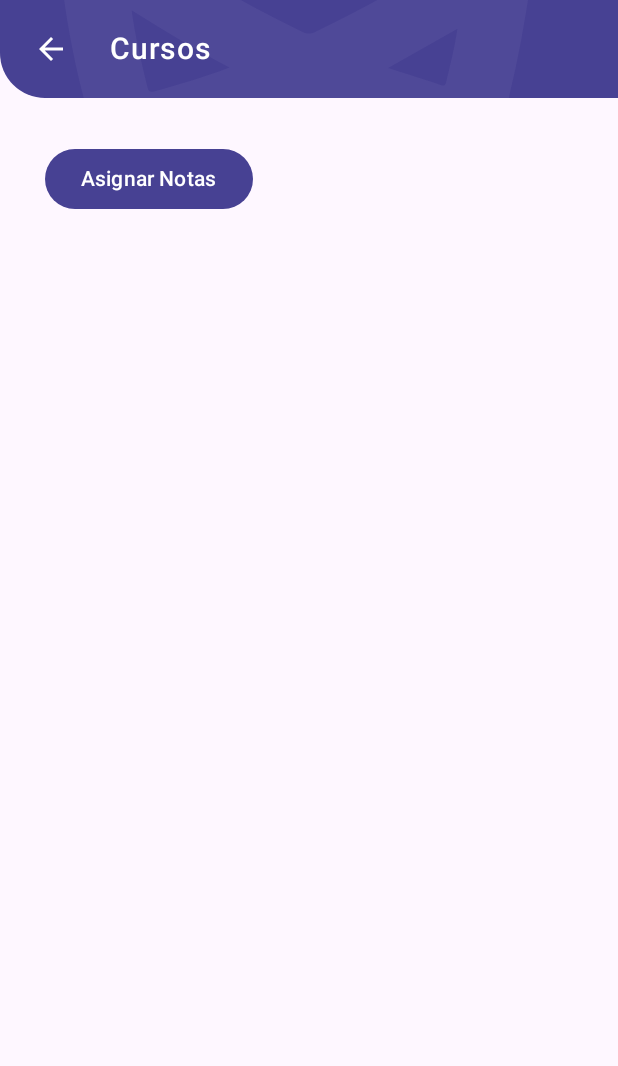
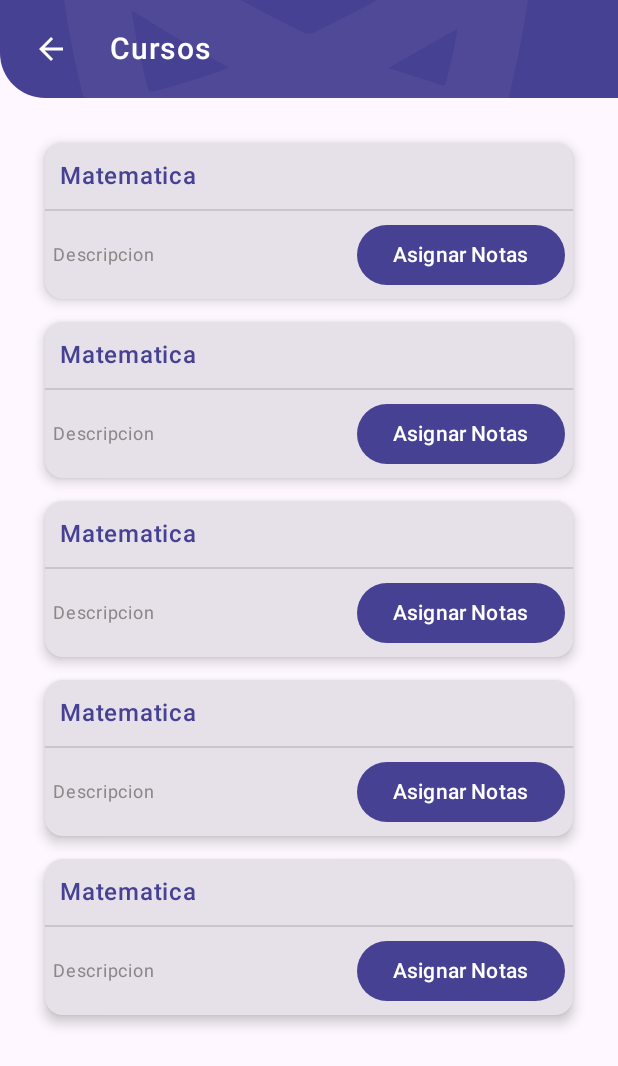
Before and after one commit to JoelMaldonado/Buhito, an Android app built with Jetpack Compose: the composable VerCursosSalonScreen shown on its own in the app's theme, on a phone screen of 412 x 824 dp. Shown: the top 1066 px of the screen. Run offline under Robolectric (Android 15) with nearby library versions, the phone set to English and light mode, and no system bars; 1 statement that could not run was skipped.

Commit message:
disenio prof

```diff
--- a/app/src/main/java/com/jjmf/elementaryschool/ui/features/Profesor/VerCursosSalon/VerCursosSalonScreen.kt
+++ b/app/src/main/java/com/jjmf/elementaryschool/ui/features/Profesor/VerCursosSalon/VerCursosSalonScreen.kt
@@ -1,18 +1,29 @@
 package com.jjmf.elementaryschool.ui.features.Profesor.VerCursosSalon
 
+import androidx.compose.foundation.layout.Arrangement
 import androidx.compose.foundation.layout.Column
+import androidx.compose.foundation.layout.Row
 import androidx.compose.foundation.layout.fillMaxSize
+import androidx.compose.foundation.layout.fillMaxWidth
 import androidx.compose.foundation.layout.padding
 import androidx.compose.material3.Button
+import androidx.compose.material3.Card
+import androidx.compose.material3.CardDefaults
+import androidx.compose.material3.Divider
 import androidx.compose.material3.Text
 import androidx.compose.runtime.Composable
+import androidx.compose.ui.Alignment
 import androidx.compose.ui.Modifier
+import androidx.compose.ui.graphics.Color
+import androidx.compose.ui.text.font.FontWeight
 import androidx.compose.ui.unit.dp
+import androidx.compose.ui.unit.sp
 import com.jjmf.elementaryschool.ui.components.Top
+import com.jjmf.elementaryschool.ui.theme.ColorP1
 
 @Composable
 fun VerCursosSalonScreen(
-    toAsignarNotas:()->Unit
+    toAsignarNotas: () -> Unit
 ) {
 
     Column(
@@ -21,14 +32,53 @@ fun VerCursosSalonScreen(
 
         Top(back = {}, titulo = "Cursos")
         Column(
-            modifier = Modifier.fillMaxSize().padding(30.dp)
+            modifier = Modifier
+                .fillMaxSize()
+                .padding(30.dp),
+            verticalArrangement = Arrangement.spacedBy(15.dp)
         ) {
 
-            Button(onClick = toAsignarNotas) {
-                Text(text = "Asignar Notas")
+            repeat(5) {
+
+                CardVerCurso(
+                    toAsignarNotas = toAsignarNotas
+                )
             }
         }
 
     }
 
 }
+
+@Composable
+fun CardVerCurso(
+    toAsignarNotas:()->Unit
+) {
+    Card(
+        modifier = Modifier.fillMaxWidth(),
+        elevation = CardDefaults.cardElevation(defaultElevation = 5.dp)
+    ) {
+        Column(
+            modifier = Modifier.fillMaxWidth()
+        ) {
+            Text(
+                text = "Matematica",
+                color = ColorP1,
+                fontWeight = FontWeight.Medium,
+                modifier = Modifier.padding(10.dp)
+            )
+            Divider()
+            Row(
+                modifier = Modifier.fillMaxWidth().padding(5.dp),
+                verticalAlignment = Alignment.CenterVertically,
+                horizontalArrangement = Arrangement.SpaceBetween
+            ) {
+                Text(text = "Descripcion", fontSize = 12.sp, color = Color.Gray)
+                Button(onClick = toAsignarNotas) {
+                    Text(text = "Asignar Notas")
+                }
+            }
+        }
+
+    }
+}
```
